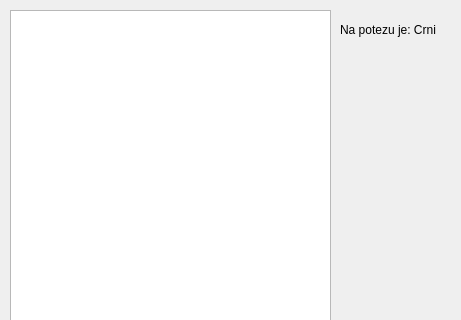
Before: the Qt Designer form mainwindow.ui in MATF-RS20/RS006-klasicna-igra-dame, drawn with Qt 5; both pictures show x 0 to 461 and y 0 to 320 of the 461 by 461 pixel window.
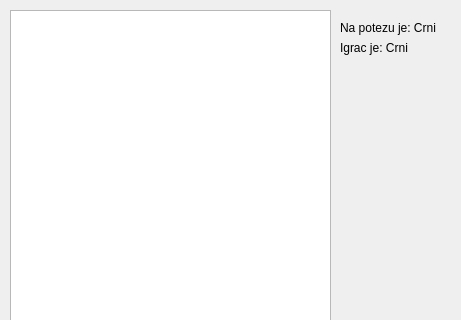
After: the same form once the commit is applied.

What changed in the file:
```diff
--- a/mainwindow.ui
+++ b/mainwindow.ui
@@ -36,7 +36,7 @@
      </rect>
     </property>
     <property name="currentIndex">
-     <number>1</number>
+     <number>2</number>
     </property>
     <widget class="QWidget" name="page">
      <widget class="QPushButton" name="btnLocalMultiplayer">
@@ -91,6 +91,57 @@
       </property>
      </widget>
     </widget>
+    <widget class="QWidget" name="page_3">
+     <widget class="QLabel" name="lbl2TurnDisplay">
+      <property name="geometry">
+       <rect>
+        <x>340</x>
+        <y>20</y>
+        <width>121</width>
+        <height>16</height>
+       </rect>
+      </property>
+      <property name="text">
+       <string>Na potezu je: Crni</string>
+      </property>
+     </widget>
+     <widget class="QGraphicsView" name="graphicsView_2">
+      <property name="geometry">
+       <rect>
+        <x>10</x>
+        <y>10</y>
+        <width>321</width>
+        <height>321</height>
+       </rect>
+      </property>
+     </widget>
+     <widget class="QPushButton" name="btn2Back">
+      <property name="geometry">
+       <rect>
+        <x>20</x>
+        <y>390</y>
+        <width>93</width>
+        <height>28</height>
+       </rect>
+      </property>
+      <property name="text">
+       <string>Nazad</string>
+      </property>
+     </widget>
+     <widget class="QLabel" name="label">
+      <property name="geometry">
+       <rect>
+        <x>340</x>
+        <y>40</y>
+        <width>121</width>
+        <height>16</height>
+       </rect>
+      </property>
+      <property name="text">
+       <string>Igrac je: Crni</string>
+      </property>
+     </widget>
+    </widget>
    </widget>
   </widget>
   <widget class="QMenuBar" name="menubar">
```
Left out of the diff: 15 changed lines with no effect on the pictures.
